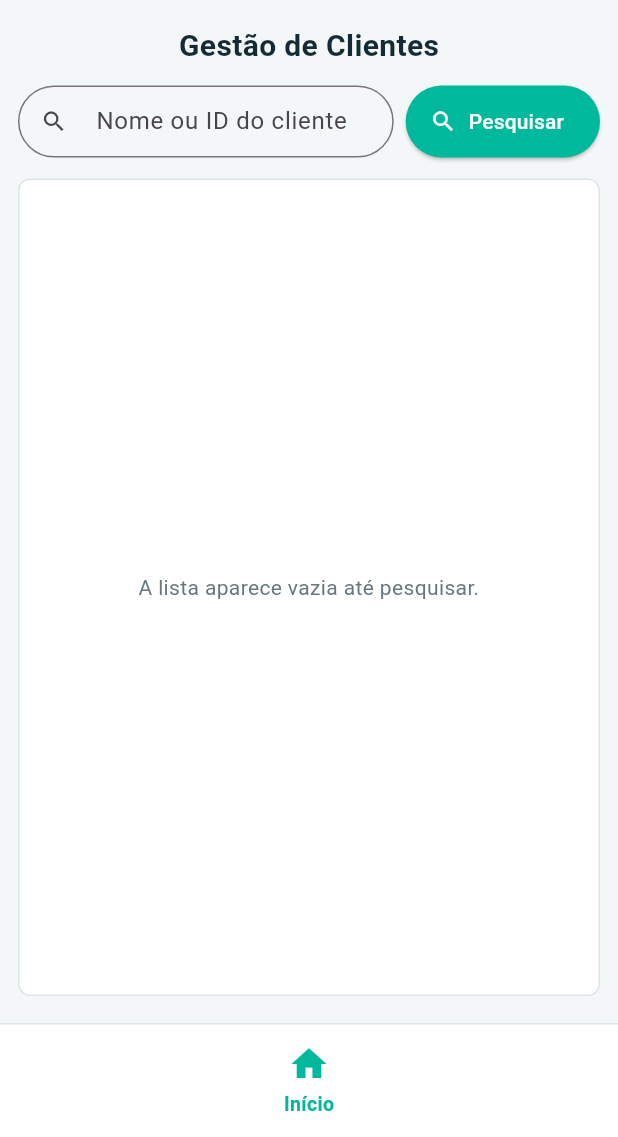
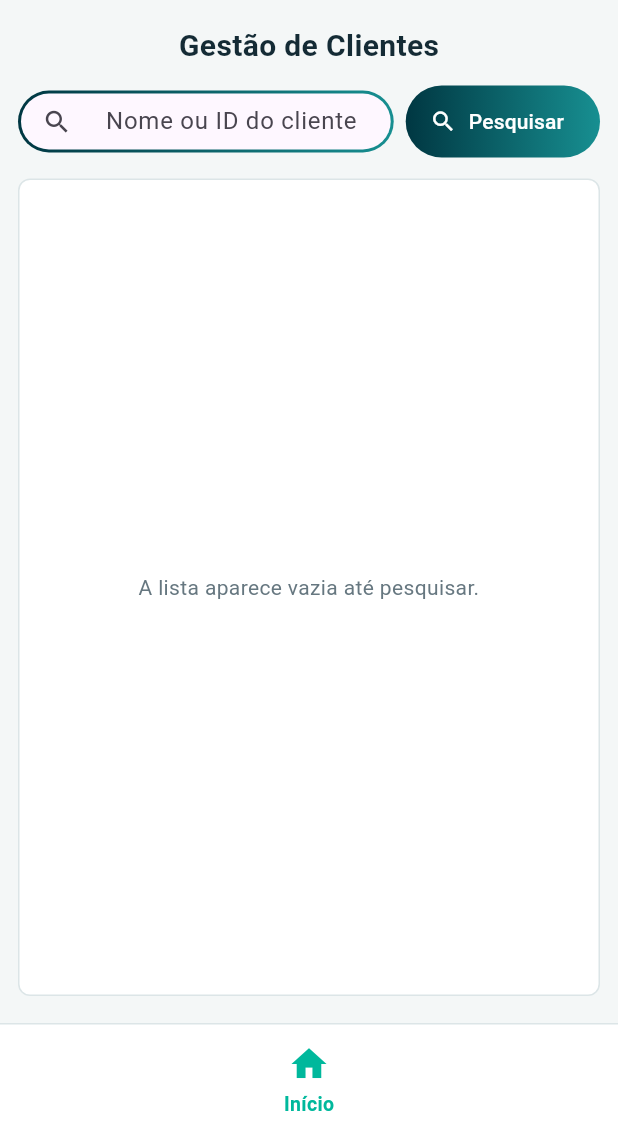
Before and after one commit to consultit-angola/BiogestClinic.Mobile, a Flutter app: the ClientManagementPage screen opened by its route, on a phone screen of 412 x 824 dp, the part 99-1236 px from its top. Run offline on Flutter 3.47's test engine with Material 3 defaults, Android fonts, the phone set to English and light mode, and no system bars; our stand-ins replace file_picker, firebase_core, firebase_messaging, fl_chart, flutter_dotenv, flutter_easyloading and 10 more; missing offline and left inert: flutter_neat_and_clean_calendar; accounts and stored records are empty; network calls fail; project files that could hold a hidden picture were left out.

Commit message:
Auto commit - 202609031636

```diff
--- a/lib/app/ui/pages/clients/client_management_page.dart
+++ b/lib/app/ui/pages/clients/client_management_page.dart
@@ -53,17 +53,58 @@ class ClientManagementPage extends GetView<ClientManagementController> {
     return Row(
       children: [
         Expanded(
+          child: Container(
+            height: Get.height * 0.05,
+            padding: const EdgeInsets.all(2), // Border size
+            decoration: const BoxDecoration(
+              borderRadius: BorderRadius.all(Radius.circular(45)),
+              gradient: LinearGradient(
+                colors: [
+                  CustomColors.primaryDarkerColor,
+                  CustomColors.secondaryColor,
+                ],
+                begin: Alignment.centerLeft,
+                end: Alignment.centerRight,
+              ),
+            ),
+            child: Container(
+              decoration: BoxDecoration(
+                color: Theme.of(Get.context!).scaffoldBackgroundColor,
+                borderRadius: BorderRadius.circular(43),
+              ),
               child: TextField(
                 controller: controller.searchController,
                 textInputAction: TextInputAction.search,
                 onSubmitted: (_) => controller.searchClients(),
-            decoration: const InputDecoration(
-              labelText: 'Nome ou ID do cliente',
-              prefixIcon: Icon(Icons.search),
-              border: OutlineInputBorder(
-                borderRadius: BorderRadius.all(Radius.circular(45)),
+                textAlignVertical: TextAlignVertical.center,
+                decoration: InputDecoration(
+                  labelText: ' Nome ou ID do cliente',
+                  floatingLabelStyle: TextStyle(
+                    backgroundColor: Theme.of(
+                      Get.context!,
+                    ).scaffoldBackgroundColor,
+                  ),
+                  prefixIcon: const Icon(Icons.search, size: 20),
+                  border: const OutlineInputBorder(
+                    borderRadius: BorderRadius.all(Radius.circular(43)),
+                    borderSide: BorderSide.none,
+                  ),
+                  enabledBorder: const OutlineInputBorder(
+                    borderRadius: BorderRadius.all(Radius.circular(43)),
+                    borderSide: BorderSide.none,
+                  ),
+                  focusedBorder: const OutlineInputBorder(
+                    borderRadius: BorderRadius.all(Radius.circular(43)),
+                    borderSide: BorderSide.none,
+                  ),
+                  filled: false,
+                  contentPadding: const EdgeInsets.symmetric(
+                    horizontal: 16,
+                    vertical: 8,
                   ),
                   isDense: true,
+                ),
+              ),
             ),
           ),
         ),
@@ -71,6 +112,18 @@ class ClientManagementPage extends GetView<ClientManagementController> {
         Obx(
           () => SizedBox(
             height: 48,
+            child: Container(
+              decoration: const BoxDecoration(
+                borderRadius: BorderRadius.all(Radius.circular(45)),
+                gradient: LinearGradient(
+                  colors: [
+                    CustomColors.primaryDarkerColor,
+                    CustomColors.secondaryColor,
+                  ],
+                  begin: Alignment.centerLeft,
+                  end: Alignment.centerRight,
+                ),
+              ),
               child: ElevatedButton.icon(
                 onPressed: controller.isLoading.value
                     ? null
@@ -79,13 +132,24 @@ class ClientManagementPage extends GetView<ClientManagementController> {
                     ? const SizedBox(
                         width: 18,
                         height: 18,
-                      child: CircularProgressIndicator(strokeWidth: 2),
+                        child: CircularProgressIndicator(
+                          strokeWidth: 2,
+                          color: Colors.white,
+                        ),
                       )
                     : const Icon(Icons.search),
                 label: const Text('Pesquisar'),
                 style: ElevatedButton.styleFrom(
-                backgroundColor: CustomColors.primaryColor,
+                  backgroundColor: Colors.transparent,
+                  disabledBackgroundColor: Colors.transparent,
                   foregroundColor: Colors.white,
+                  disabledForegroundColor: Colors.white54,
+                  shadowColor: Colors.transparent,
+                  surfaceTintColor: Colors.transparent,
+                  elevation: 0,
+                  tapTargetSize: MaterialTapTargetSize.shrinkWrap,
+                  shape: const StadiumBorder(),
+                ),
               ),
             ),
           ),
@@ -134,8 +198,15 @@ class ClientManagementPage extends GetView<ClientManagementController> {
               width: double.infinity,
               padding: const EdgeInsets.symmetric(horizontal: 12, vertical: 10),
               decoration: const BoxDecoration(
-                color: CustomColors.secondaryColor,
                 borderRadius: BorderRadius.vertical(top: Radius.circular(8)),
+                gradient: LinearGradient(
+                  colors: [
+                    CustomColors.primaryDarkerColor,
+                    CustomColors.secondaryColor,
+                  ],
+                  begin: Alignment.centerLeft,
+                  end: Alignment.centerRight,
+                ),
               ),
               child: const Text(
                 'Lista de Clientes',
@@ -165,25 +236,25 @@ class ClientManagementPage extends GetView<ClientManagementController> {
             icon: const Icon(Icons.more_vert),
             onSelected: (action) => _handleAction(action, client),
             itemBuilder: (_) => [
-              _menuItem(_ClientAction.edit, Icons.edit, 'Editar'),
-              _menuItem(
-                _ClientAction.currentAccount,
-                Icons.trending_up,
-                'Conta Corrente',
-              ),
-              _menuItem(_ClientAction.balance, Icons.attach_money, 'Saldo'),
-              _menuItem(_ClientAction.delete, Icons.delete, 'Eliminar'),
-              _menuItem(_ClientAction.merge, Icons.merge_type, 'Juntar'),
+              // _menuItem(_ClientAction.edit, Icons.edit, 'Editar'),
+              // _menuItem(
+              //   _ClientAction.currentAccount,
+              //   Icons.trending_up,
+              //   'Conta Corrente',
+              // ),
+              // _menuItem(_ClientAction.balance, Icons.attach_money, 'Saldo'),
+              // _menuItem(_ClientAction.delete, Icons.delete, 'Eliminar'),
+              // _menuItem(_ClientAction.merge, Icons.merge_type, 'Juntar'),
               _menuItem(
                 _ClientAction.clinicalRecord,
                 Icons.medical_services,
                 'Ficha Clínica',
               ),
-              _menuItem(
-                _ClientAction.followUp,
-                Icons.assignment,
-                'Acompanhamento',
-              ),
+              // _menuItem(
+              //   _ClientAction.followUp,
+              //   Icons.assignment,
+              //   'Acompanhamento',
+              // ),
               _menuItem(
                 _ClientAction.whatsApp,
                 Icons.chat_bubble_outline,
@@ -276,7 +347,16 @@ class ClientManagementPage extends GetView<ClientManagementController> {
           children: [
             Container(
               padding: const EdgeInsets.symmetric(horizontal: 16, vertical: 10),
-              color: CustomColors.primaryColor,
+              decoration: BoxDecoration(
+                gradient: const LinearGradient(
+                  colors: [
+                    CustomColors.primaryDarkerColor,
+                    CustomColors.secondaryColor,
+                  ],
+                  begin: Alignment.centerLeft,
+                  end: Alignment.centerRight,
+                ),
+              ),
               child: Row(
                 children: [
                   const Expanded(
--- a/lib/app/ui/pages/clients/clinical_record_page.dart
+++ b/lib/app/ui/pages/clients/clinical_record_page.dart
@@ -327,6 +327,10 @@ class ClinicalRecordPage extends GetView<ClinicalRecordController> {
 
   Widget _digitalDocumentTile(DigitalDocumentDTO document) {
     return ListTile(
+      onTap: () => controller.openDigitalDocument(document),
+      splashColor: CustomColors.primaryLightColor.withValues(alpha: 0.18),
+      selectedTileColor: CustomColors.blueLightColor,
+      shape: RoundedRectangleBorder(borderRadius: BorderRadius.circular(6)),
       leading: Icon(_documentIcon(document.dataTypeID)),
       title: Text(document.name.isNotEmpty ? document.name : 'Documento'),
       subtitle: Text(
```
Also changed, not shown: lib/app/controllers/clinical_record_controller.dart (+96 -4 lines), lib/app/data/models/clinical_record_model.dart (+22 -2 lines). Lines whose indentation alone changed are shown as unchanged.
